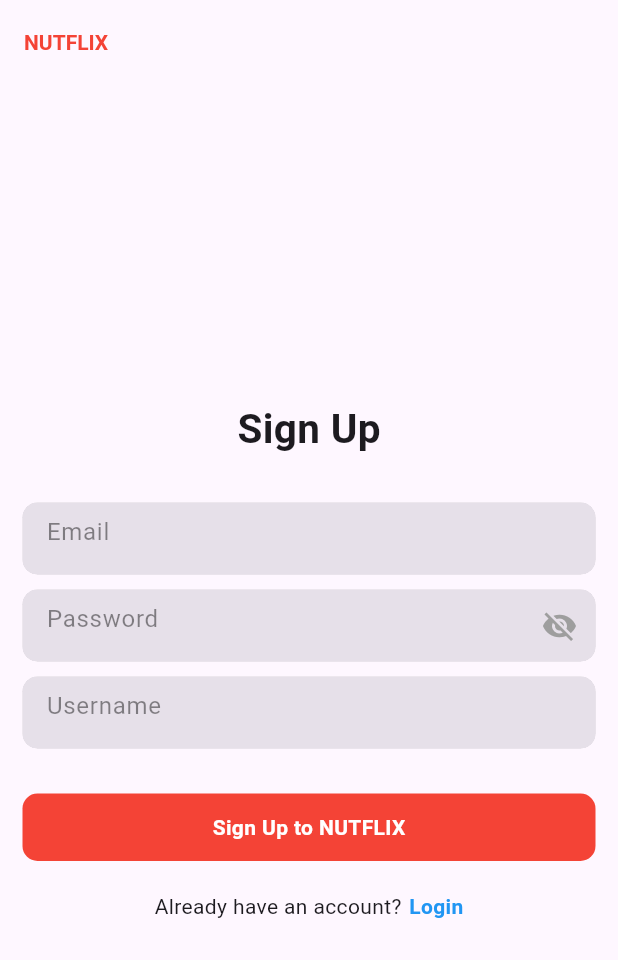
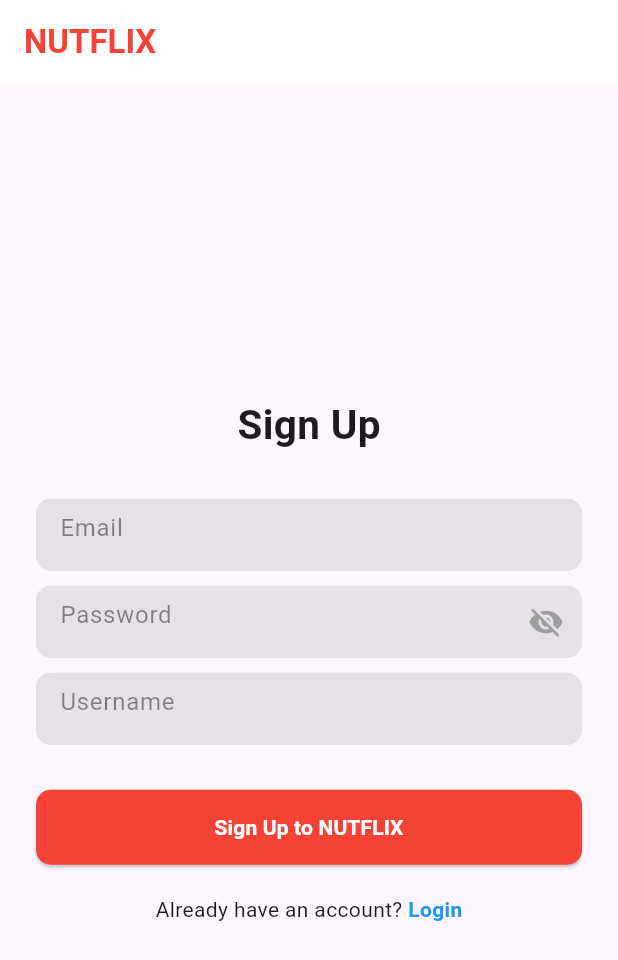
Before and after one commit to YasithHennayake/NUTFLIX, a Flutter app: the screen it shows after launch, after a tap on "Sign Up", on a phone screen of 412 x 824 dp. Shown: the top 960 px of the screen. Run offline on Flutter 3.47's test engine with Material 3 defaults, Android fonts, the phone set to English and light mode, and no system bars; our stand-ins replace firebase_auth, firebase_core, fluttertoast, google_fonts; accounts and stored records are empty; network calls fail.

Commit message:
finalizing project intials and login system

```diff
--- /dev/null
+++ b/g21235949_movie_app/lib/app_content/app_pages/login_page.dart
@@ -0,0 +1,123 @@
+import 'package:flutter/material.dart';
+import 'package:g21235949_movie_app/app_content/app_widgets/form_container_widget.dart';
+import 'package:g21235949_movie_app/app_content/app_pages/sign_up_page.dart';
+import 'package:g21235949_movie_app/app_content/app_services/firebase_auth_services.dart';
+import 'package:g21235949_movie_app/app_content/app_widgets/email_toast_widget.dart';
+
+class LoginPage extends StatefulWidget {
+  const LoginPage({Key? key}) : super(key: key);
+
+  @override
+  _LoginPageState createState() => _LoginPageState();
+}
+
+class _LoginPageState extends State<LoginPage> {
+  final TextEditingController _emailController = TextEditingController();
+  final TextEditingController _passwordController = TextEditingController();
+  bool _isSigningIn = false;
+
+  final FirebaseAuthServices _authServices = FirebaseAuthServices();
+
+  @override
+  void dispose() {
+    _emailController.dispose();
+    _passwordController.dispose();
+    super.dispose();
+  }
+
+  Future<void> _signIn() async {
+    setState(() {
+      _isSigningIn = true;
+    });
+
+    var user = await _authServices.signInWithEmailAndPassword(
+      _emailController.text.trim(),
+      _passwordController.text.trim(),
+    );
+
+    if (user != null) {
+      showToast(message: "User is successfully signed in");
+      Navigator.pushReplacementNamed(
+          context, "/home"); // Adjust if using a different route
+    } else {
+      showToast(message: "Failed to sign in. Please check your credentials.");
+    }
+
+    setState(() {
+      _isSigningIn = false;
+    });
+  }
+
+  @override
+  Widget build(BuildContext context) {
+    return Scaffold(
+      appBar: AppBar(
+        automaticallyImplyLeading: false,
+        title: const Text("NUTFLIX"),
+        titleTextStyle: const TextStyle(
+            color: Colors.red, fontSize: 22, fontWeight: FontWeight.bold),
+        backgroundColor: Colors.white,
+      ),
+      body: Center(
+        child: SingleChildScrollView(
+          padding: const EdgeInsets.symmetric(horizontal: 24),
+          child: Column(
+            mainAxisAlignment: MainAxisAlignment.center,
+            children: [
+              const Text(
+                "Login",
+                style: TextStyle(fontSize: 28, fontWeight: FontWeight.bold),
+              ),
+              const SizedBox(height: 36),
+              FormContainerWidget(
+                controller: _emailController,
+                hintText: "Email",
+                isPasswordField: false,
+              ),
+              const SizedBox(height: 12),
+              FormContainerWidget(
+                controller: _passwordController,
+                hintText: "Password",
+                isPasswordField: true,
+              ),
+              const SizedBox(height: 24),
+              ElevatedButton(
+                onPressed: _isSigningIn ? null : _signIn,
+                style: ElevatedButton.styleFrom(
+                  primary: Colors.red,
+                  onPrimary: Colors.white,
+                  minimumSize: Size(double.infinity, 50),
+                  shape: RoundedRectangleBorder(
+                    borderRadius: BorderRadius.circular(10),
+                  ),
+                ),
+                child: _isSigningIn
+                    ? const CircularProgressIndicator(color: Colors.white)
+                    : const Text("Login", style: TextStyle(fontSize: 18)),
+              ),
+              const SizedBox(height: 15),
+              Row(
+                mainAxisAlignment: MainAxisAlignment.center,
+                children: [
+                  const Text("Don't have an account? "),
+                  GestureDetector(
+                    onTap: () => Navigator.push(
+                      context,
+                      MaterialPageRoute(
+                          builder: (context) => const SignUpPage()),
+                    ),
+                    child: const Text(
+                      "Sign Up",
+                      style: TextStyle(
+                          fontWeight: FontWeight.bold, color: Colors.blue),
+                    ),
+                  ),
+                ],
+              ),
+            ],
+          ),
+        ),
+      ),
+    );
+  }
+}
--- /dev/null
+++ b/g21235949_movie_app/lib/app_content/app_pages/sign_up_page.dart
@@ -0,0 +1,138 @@
+import 'package:flutter/material.dart';
+import 'package:g21235949_movie_app/app_content/app_widgets/form_container_widget.dart';
+import 'package:g21235949_movie_app/app_content/app_pages/login_page.dart';
+import 'package:g21235949_movie_app/app_content/app_services/firebase_auth_services.dart';
+import 'package:g21235949_movie_app/app_content/app_widgets/email_toast_widget.dart';
+
+class SignUpPage extends StatefulWidget {
+  const SignUpPage({Key? key}) : super(key: key);
+
+  @override
+  State<SignUpPage> createState() => _SignUpPageState();
+}
+
+class _SignUpPageState extends State<SignUpPage> {
+  final FirebaseAuthServices _authServices = FirebaseAuthServices();
+  final TextEditingController _emailController = TextEditingController();
+  final TextEditingController _passwordController = TextEditingController();
+  final TextEditingController _usernameController = TextEditingController();
+  bool _isSigningUp = false;
+
+  @override
+  void dispose() {
+    _emailController.dispose();
+    _passwordController.dispose();
+    _usernameController.dispose();
+    super.dispose();
+  }
+
+  Future<void> _signUp() async {
+    setState(() {
+      _isSigningUp = true;
+    });
+
+    var user = await _authServices.signUpWithEmailAndPassword(
+      _emailController.text.trim(),
+      _passwordController.text.trim(),
+    );
+
+    if (user != null) {
+      showToast(message: 'Sign-up successful');
+      // Consider adding email verification or direct navigation to the home page
+      Navigator.pushReplacementNamed(context, "/home"); // Adjust according to your routing setup
+    } else {
+      showToast(message: 'Sign-up failed. Please try again.');
+    }
+
+    setState(() {
+      _isSigningUp = false;
+    });
+  }
+
+  @override
+  Widget build(BuildContext context) {
+    return Scaffold(
+      appBar: AppBar(
+        automaticallyImplyLeading: false,
+        title: const Text("NUTFLIX"),
+        titleTextStyle: const TextStyle(
+          color: Colors.red,
+          fontWeight: FontWeight.bold,
+          fontSize: 22,
+        ),
+        backgroundColor: Colors.white,
+      ),
+      body: Center(
+        child: SingleChildScrollView(
+          padding: const EdgeInsets.symmetric(horizontal: 24),
+          child: Column(
+            mainAxisAlignment: MainAxisAlignment.center,
+            children: [
+              const Text(
+                "Sign Up",
+                style: TextStyle(fontSize: 27, fontWeight: FontWeight.bold),
+              ),
+              const SizedBox(height: 30),
+              FormContainerWidget(
+                controller: _emailController,
+                hintText: "Email",
+                isPasswordField: false,
+              ),
+              const SizedBox(height: 10),
+              FormContainerWidget(
+                controller: _passwordController,
+                hintText: "Password",
+                isPasswordField: true,
+              ),
+              const SizedBox(height: 10),
+              FormContainerWidget(
+                controller: _usernameController,
+                hintText: "Username",
+                isPasswordField: false,
+              ),
+              const SizedBox(height: 30),
+              ElevatedButton(
+                onPressed: _isSigningUp ? null : _signUp,
+                style: ElevatedButton.styleFrom(
+                  primary: Colors.red,
+                  onPrimary: Colors.white,
+                  minimumSize: Size(double.infinity, 50),
+                  shape: RoundedRectangleBorder(
+                    borderRadius: BorderRadius.circular(10),
+                  ),
+                ),
+                child: _isSigningUp
+                    ? const CircularProgressIndicator(color: Colors.white)
+                    : const Text(
+                        "Sign Up to NUTFLIX",
+                        style: TextStyle(fontWeight: FontWeight.bold),
+                      ),
+              ),
+              const SizedBox(height: 20),
+              Row(
+                mainAxisAlignment: MainAxisAlignment.center,
+                children: [
+                  const Text("Already have an account? "),
+                  GestureDetector(
+                    onTap: () => Navigator.pushAndRemoveUntil(
+                      context,
+                      MaterialPageRoute(builder: (context) => const LoginPage()),
+                      (Route<dynamic> route) => false,
+                    ),
+                    child: const Text(
+                      "Login",
+                      style: TextStyle(
+                        fontWeight: FontWeight.bold,
+                        color: Colors.blue,
+                      ),
+                    ),
+                  ),
+                ],
+              ),
+            ],
+          ),
+        ),
+      ),
+    );
+  }
+}
--- a/g21235949_movie_app/lib/app_features/user_related_features/appearance/pages/login_page.dart
+++ /dev/null
@@ -1,126 +0,0 @@
-import 'package:flutter/material.dart';
-import 'package:g21235949_movie_app/app_features/user_related_features/appearance/app_widgets/form_container_widget.dart';
-import 'package:g21235949_movie_app/app_features/user_related_features/appearance/pages/home_page.dart';
-import 'package:g21235949_movie_app/app_features/user_related_features/appearance/pages/sign_up_page.dart'; // Adjust this import according to your file structure
-
-class LoginPage extends StatefulWidget {
-  const LoginPage({Key? key}) : super(key: key);
-
-  @override
-  State<LoginPage> createState() => _LoginPageState();
-}
-
-class _LoginPageState extends State<LoginPage> {
-  final TextEditingController _emailController = TextEditingController();
-  final TextEditingController _passwordController = TextEditingController();
-  bool _isSigningIn = false;
-
-  @override
-  void dispose() {
-    _emailController.dispose();
-    _passwordController.dispose();
-    super.dispose();
-  }
-
-  void _signIn() async {
-    setState(() {
-      _isSigningIn = true;
-    });
-
-    // TODO: Implement your sign-in logic here
-    // Example: await signInWithEmailAndPassword(_emailController.text, _passwordController.text);
-
-    // This is just a placeholder for delay simulation, replace it with your authentication logic
-    await Future.delayed(const Duration(seconds: 2));
-
-    // After sign-in logic
-    setState(() {
-      _isSigningIn = false;
-    });
-
-    // Navigate to the HomePage or show an error message
-    Navigator.pushReplacement(
-        context, MaterialPageRoute(builder: (context) => const HomePage()));
-  }
-
-  @override
-  Widget build(BuildContext context) {
-    return Scaffold(
-      appBar: AppBar(
-        automaticallyImplyLeading: false,
-        title: const Text("NUTFLIX"),
-        titleTextStyle: const TextStyle(
-          color: Colors.red,
-          fontWeight: FontWeight.bold,
-        ),
-      ),
-      body: Center(
-        child: Padding(
-          padding: const EdgeInsets.symmetric(horizontal: 15),
-          child: Column(
-            mainAxisAlignment: MainAxisAlignment.center,
-            children: [
-              const Text(
-                "Login",
-                style: TextStyle(fontSize: 27, fontWeight: FontWeight.bold),
-              ),
-              const SizedBox(height: 30),
-              FormContainerWidget(
-                  controller: _emailController,
-                  hintText: "Email",
-                  isPasswordField: false),
-              const SizedBox(height: 10),
-              FormContainerWidget(
-                  controller: _passwordController,
-                  hintText: "Password",
-                  isPasswordField: true),
-              const SizedBox(height: 30),
-              GestureDetector(
-                onTap: _isSigningIn ? null : _signIn,
-                child: Container(
-                  width: double.infinity,
-                  height: 45,
-                  decoration: BoxDecoration(
-                    color: Colors.red,
-                    borderRadius: BorderRadius.circular(10),
-                  ),
-                  child: Center(
-                    child: _isSigningIn
-                        ? const CircularProgressIndicator(color: Colors.white)
-                        : const Text(
-                            "Login to NUTFLIX",
-                            style: TextStyle(
-                                color: Colors.white,
-                                fontWeight: FontWeight.bold),
-                          ),
-                  ),
-                ),
-              ),
-              const SizedBox(height: 10),
-              Row(
-                mainAxisAlignment: MainAxisAlignment.center,
-                children: [
-                  const Text("Don't have an account? "),
-                  GestureDetector(
-                    onTap: () {
-                      Navigator.push(
-                          context,
-                          MaterialPageRoute(
-                              builder: (context) =>
-                                  const SignUpPage())); // Adjust this according to your project
-                    },
-                    child: const Text(
-                      "Sign Up",
-                      style: TextStyle(
-                          color: Colors.blue, fontWeight: FontWeight.bold),
-                    ),
-                  ),
-                ],
-              ),
-            ],
-          ),
-        ),
-      ),
-    );
-  }
-}
--- a/g21235949_movie_app/lib/app_features/user_related_features/appearance/pages/sign_up_page.dart
+++ /dev/null
@@ -1,127 +0,0 @@
-import 'package:flutter/material.dart';
-import 'package:g21235949_movie_app/app_features/user_related_features/appearance/app_widgets/form_container_widget.dart';
-import 'package:g21235949_movie_app/app_features/user_related_features/appearance/pages/login_page.dart';
-
-class SignUpPage extends StatefulWidget {
-  const SignUpPage({super.key});
-
-  @override
-  State<SignUpPage> createState() => _SignUpPageState();
-}
-
-class _SignUpPageState extends State<SignUpPage> {
-  final TextEditingController _emailController = TextEditingController();
-  final TextEditingController _passwordController = TextEditingController();
-  final TextEditingController _usernameController = TextEditingController();
-  bool _isSigningUp = false;
-
-  @override
-  void dispose() {
-    _emailController.dispose();
-    _passwordController.dispose();
-    _usernameController.dispose();
-    super.dispose();
-  }
-
-  void _signUp() async {
-    setState(() {
-      _isSigningUp = true;
-    });
-
-    // TODO: Implement your sign-up logic here
-    // Example: await signUpWithEmailAndPassword(_emailController.text, _passwordController.text, _usernameController.text);
-
-    // Simulating a network request delay for demonstration purposes
-    await Future.delayed(
-        Duration(seconds: 2)); // Remove this in your actual implementation
-
-    setState(() {
-      _isSigningUp = false;
-    });
-
-    // Navigate to HomePage or login page upon successful sign-up
-    // This should be inside your actual sign-up logic success callback
-  }
-
-  @override
-  Widget build(BuildContext context) {
-    return Scaffold(
-      appBar: AppBar(
-        automaticallyImplyLeading: false,
-        title: const Text("NUTFLIX"),
-        titleTextStyle: const TextStyle(
-          color: Colors.red,
-          fontWeight: FontWeight.bold,
-        ),
-      ),
-      body: Center(
-        child: Padding(
-          padding: const EdgeInsets.symmetric(horizontal: 15),
-          child: Column(
-            mainAxisAlignment: MainAxisAlignment.center,
-            children: [
-              const Text(
-                "Sign Up",
-                style: TextStyle(fontSize: 27, fontWeight: FontWeight.bold),
-              ),
-              const SizedBox(height: 30),
-              FormContainerWidget(
-                  controller: _emailController,
-                  hintText: "Email",
-                  isPasswordField: false),
-              const SizedBox(height: 10),
-              FormContainerWidget(
-                  controller: _passwordController,
-                  hintText: "Password",
-                  isPasswordField: true),
-              const SizedBox(height: 10),
-              FormContainerWidget(
-                  controller: _usernameController,
-                  hintText: "Username",
-                  isPasswordField: false),
-              const SizedBox(height: 30),
-              GestureDetector(
-                onTap: _isSigningUp ? null : _signUp,
-                child: Container(
-                  width: double.infinity,
-                  height: 45,
-                  decoration: BoxDecoration(
-                    color: Colors.red,
-                    borderRadius: BorderRadius.circular(10),
-                  ),
-                  child: Center(
-                    child: _isSigningUp
-                        ? const CircularProgressIndicator(color: Colors.white)
-                        : const Text("Sign Up to NUTFLIX",
-                            style: TextStyle(
-                                color: Colors.white,
-                                fontWeight: FontWeight.bold)),
-                  ),
-                ),
-              ),
-              const SizedBox(height: 20),
-              Row(
-                mainAxisAlignment: MainAxisAlignment.center,
-                children: [
-                  const Text("Already have an account?"),
-                  const SizedBox(width: 5),
-                  GestureDetector(
-                    onTap: () {
-                      Navigator.pushReplacement(
-                          context,
-                          MaterialPageRoute(
-                              builder: (context) => const LoginPage()));
-                    },
-                    child: const Text("Login",
-                        style: TextStyle(
-                            color: Colors.blue, fontWeight: FontWeight.bold)),
-                  ),
-                ],
-              ),
-            ],
-          ),
-        ),
-      ),
-    );
-  }
-}
--- a/g21235949_movie_app/lib/main.dart
+++ b/g21235949_movie_app/lib/main.dart
@@ -1,8 +1,10 @@
 import 'package:firebase_core/firebase_core.dart';
 import 'package:flutter/foundation.dart';
 import 'package:flutter/material.dart';
-import 'package:g21235949_movie_app/app_features/application/splash_screen/splash_screen.dart';
-import 'package:g21235949_movie_app/app_features/user_related_features/appearance/pages/login_page.dart';
+import 'package:g21235949_movie_app/app_content/app_pages/splash_screen.dart';
+import 'package:g21235949_movie_app/app_content/app_pages/home_page.dart';
+import 'package:g21235949_movie_app/app_content/app_pages/login_page.dart';
+import 'package:g21235949_movie_app/app_content/app_pages/sign_up_page.dart';
 
 Future main() async {
   WidgetsFlutterBinding.ensureInitialized();
@@ -25,13 +27,18 @@ Future main() async {
 class MyApp extends StatelessWidget {
   @override
   Widget build(BuildContext context) {
-
     return MaterialApp(
-      debugShowCheckedModeBanner: false ,
+      debugShowCheckedModeBanner: false,
       title: 'NUTFLIX',
-      home: SplashScreen(
-        child: LoginPage(),)
-
+      routes: {
+        '/': (context) => SplashScreen(
+              // Here, you can decide whether to show the LoginPage or HomePage based on user authentication
+              child: LoginPage(),
+            ),
+        '/login': (context) => LoginPage(),
+        '/signUp': (context) => SignUpPage(),
+        '/home': (context) => HomePage(),
+      },
     );
   }
 }
--- a/g21235949_movie_app/pubspec.yaml
+++ b/g21235949_movie_app/pubspec.yaml
@@ -39,6 +39,9 @@ dependencies:
   cloud_firestore: ^4.15.4
   firebase_auth: ^4.17.4
   firebase_storage: ^11.6.5
+  fluttertoast: ^8.2.4
+  http: ^1.2.0
+  google_fonts: ^6.1.0
 
 dev_dependencies:
   flutter_test:
```
Also changed, not shown: g21235949_movie_app/lib/app_content/app_pages/details_page.dart (added, +62 -0 lines), g21235949_movie_app/lib/app_content/app_pages/home_page.dart (renamed from g21235949_movie_app/lib/app_features/user_related_features/appearance/pages/home_page.dart, +0 -25 lines), g21235949_movie_app/lib/app_content/app_services/firebase_auth_services.dart (added, +42 -0 lines), g21235949_movie_app/lib/app_content/app_widgets/email_toast_widget.dart (added, +14 -0 lines), g21235949_movie_app/lib/app_content/app_pages/splash_screen.dart (renamed from g21235949_movie_app/lib/app_features/application/splash_screen/splash_screen.dart), g21235949_movie_app/lib/app_content/app_widgets/form_container_widget.dart (renamed from g21235949_movie_app/lib/app_features/user_related_features/appearance/app_widgets/form_container_widget.dart), g21235949_movie_app/pubspec.lock, 1 other file. Lines whose indentation alone changed are shown as unchanged.
